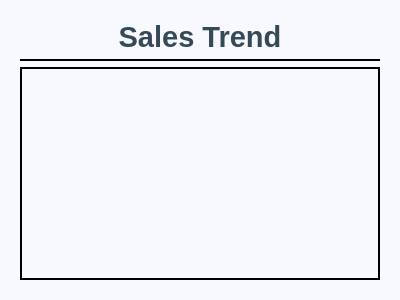
First picture: the form in Order66Inventory/saletrends.ui, repository josephtrandev/COMS4103_Project, before the edit.
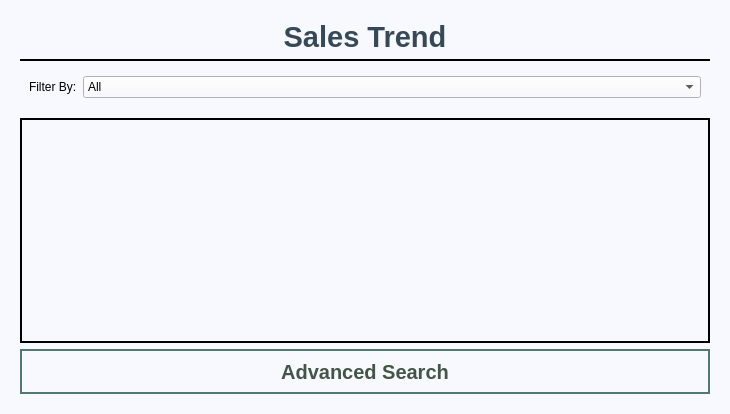
Second picture: the form after the edit.

Commit message: Filter of sales trend

Diff of the .ui file:
```diff
--- a/Order66Inventory/saletrends.ui
+++ b/Order66Inventory/saletrends.ui
@@ -6,8 +6,8 @@
    <rect>
     <x>0</x>
     <y>0</y>
-    <width>400</width>
-    <height>300</height>
+    <width>730</width>
+    <height>414</height>
    </rect>
   </property>
   <property name="windowTitle">
@@ -44,7 +44,7 @@
          </property>
         </widget>
        </item>
-       <item row="1" column="0">
+       <item row="2" column="0">
         <widget class="QTableView" name="saleTrendTb">
          <property name="styleSheet">
           <string notr="true">QTableView {
@@ -61,6 +61,141 @@
          </property>
         </widget>
        </item>
+       <item row="3" column="0">
+        <widget class="QPushButton" name="goToAdvSrch">
+         <property name="minimumSize">
+          <size>
+           <width>0</width>
+           <height>45</height>
+          </size>
+         </property>
+         <property name="cursor">
+          <cursorShape>PointingHandCursor</cursorShape>
+         </property>
+         <property name="styleSheet">
+          <string notr="true">QPushButton{
+	font-size: 20px;
+	color: rgb(66, 85, 70);
+	font-weight: bold;
+	background: #f8f8ff;
+	border: 2px solid #52796f;
+}
+
+QPushButton:Hover{
+	background: #52796f;
+	font-size: 24px;
+	color: #f8f8ff;
+	border: 2px solid white;
+}</string>
+         </property>
+         <property name="text">
+          <string>Advanced Search</string>
+         </property>
+        </widget>
+       </item>
+       <item row="1" column="0">
+        <widget class="QGroupBox" name="groupBox">
+         <property name="maximumSize">
+          <size>
+           <width>16777215</width>
+           <height>50</height>
+          </size>
+         </property>
+         <property name="styleSheet">
+          <string notr="true">QGroupBox{
+	Border:none;
+	margin-bottom: 5px;
+}</string>
+         </property>
+         <property name="title">
+          <string/>
+         </property>
+         <layout class="QFormLayout" name="formLayout">
+          <item row="0" column="0">
+           <widget class="QLabel" name="label_2">
+            <property name="styleSheet">
+             <string notr="true">font: 12pt &quot;Nirmala UI&quot;;</string>
+            </property>
+            <property name="text">
+             <string>Filter By:</string>
+            </property>
+           </widget>
+          </item>
+          <item row="0" column="1">
+           <widget class="QComboBox" name="comboBox">
+            <property name="styleSheet">
+             <string notr="true">font: 12pt &quot;Nirmala UI&quot;;</string>
+            </property>
+            <item>
+             <property name="text">
+              <string>All</string>
+             </property>
+            </item>
+            <item>
+             <property name="text">
+              <string>January</string>
+             </property>
+            </item>
+            <item>
+             <property name="text">
+              <string>Febuary</string>
+             </property>
+            </item>
+            <item>
+             <property name="text">
+              <string>March</string>
+             </property>
+            </item>
+            <item>
+             <property name="text">
+              <string>April</string>
+             </property>
+            </item>
+            <item>
+             <property name="text">
+              <string>May</string>
+             </property>
+            </item>
+            <item>
+             <property name="text">
+              <string>June</string>
+             </property>
+            </item>
+            <item>
+             <property name="text">
+              <string>July</string>
+             </property>
+            </item>
+            <item>
+             <property name="text">
+              <string>August</string>
+             </property>
+            </item>
+            <item>
+             <property name="text">
+              <string>September</string>
+             </property>
+            </item>
+            <item>
+             <property name="text">
+              <string>October</string>
+             </property>
+            </item>
+            <item>
+             <property name="text">
+              <string>November</string>
+             </property>
+            </item>
+            <item>
+             <property name="text">
+              <string>December</string>
+             </property>
+            </item>
+           </widget>
+          </item>
+         </layout>
+        </widget>
+       </item>
       </layout>
      </widget>
     </widget>
```
Left out of the diff: 54 changed lines with no effect on the pictures. The commit also changes 20 other files.
